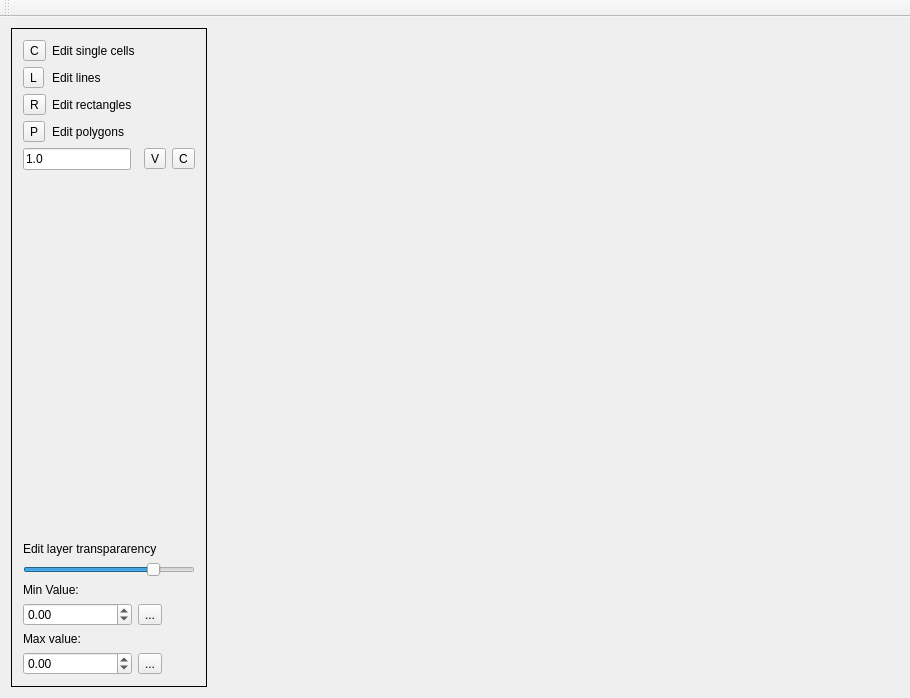
The window that mainwindow.ui (vjetten/MapEdit) describes before a commit, drawn with Qt 5.
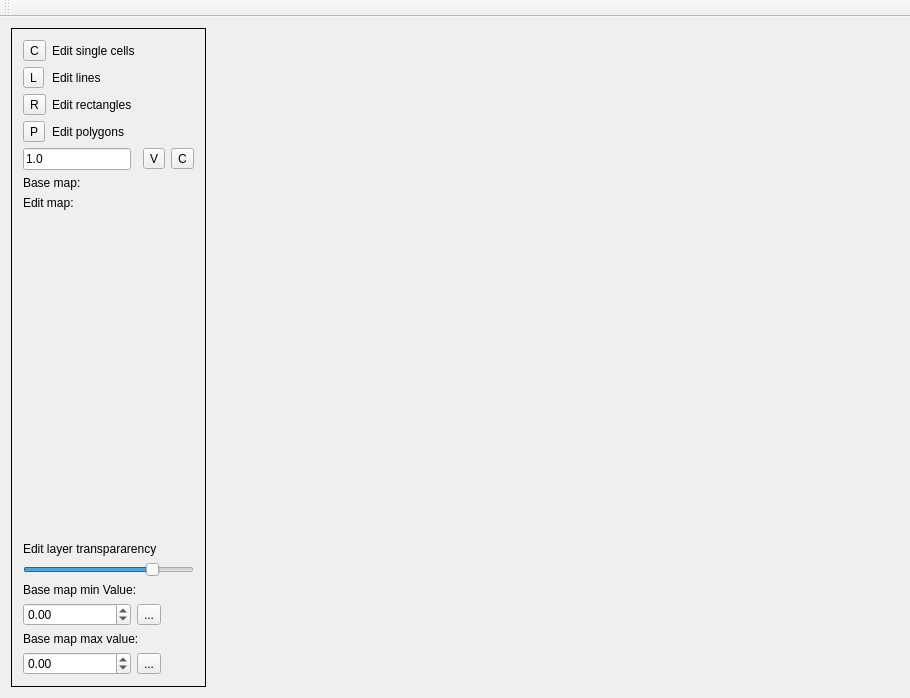
The same window after the commit. Icons and pictures are not drawn.

The edit to the form file:
```diff
--- a/mainwindow.ui
+++ b/mainwindow.ui
@@ -15,6 +15,40 @@
   </property>
   <widget class="QWidget" name="centralWidget">
    <layout class="QGridLayout" name="gridLayout_3">
+    <item row="0" column="1">
+     <widget class="QFrame" name="frame_2">
+      <property name="frameShape">
+       <enum>QFrame::NoFrame</enum>
+      </property>
+      <property name="frameShadow">
+       <enum>QFrame::Plain</enum>
+      </property>
+      <layout class="QGridLayout" name="gridLayout_2">
+       <property name="leftMargin">
+        <number>1</number>
+       </property>
+       <property name="topMargin">
+        <number>1</number>
+       </property>
+       <property name="rightMargin">
+        <number>1</number>
+       </property>
+       <property name="bottomMargin">
+        <number>1</number>
+       </property>
+       <property name="spacing">
+        <number>1</number>
+       </property>
+       <item row="0" column="0">
+        <layout class="QHBoxLayout" name="layout_Map">
+         <property name="spacing">
+          <number>0</number>
+         </property>
+        </layout>
+       </item>
+      </layout>
+     </widget>
+    </item>
     <item row="0" column="0">
      <widget class="QFrame" name="frame">
       <property name="sizePolicy">
@@ -30,6 +64,98 @@
        <enum>QFrame::Plain</enum>
       </property>
       <layout class="QGridLayout" name="gridLayout">
+       <item row="4" column="4">
+        <widget class="QToolButton" name="toolButton_restoreEdit">
+         <property name="toolTip">
+          <string>Restore original values in selection</string>
+         </property>
+         <property name="text">
+          <string>C</string>
+         </property>
+         <property name="icon">
+          <iconset resource="resources/mapedit.qrc">
+           <normaloff>:/reset.png</normaloff>:/reset.png</iconset>
+         </property>
+        </widget>
+       </item>
+       <item row="0" column="0">
+        <widget class="QToolButton" name="toolButton_editCell">
+         <property name="text">
+          <string>C</string>
+         </property>
+         <property name="icon">
+          <iconset resource="resources/mapedit.qrc">
+           <normaloff>:/editcell.png</normaloff>:/editcell.png</iconset>
+         </property>
+         <property name="checkable">
+          <bool>true</bool>
+         </property>
+        </widget>
+       </item>
+       <item row="2" column="0">
+        <widget class="QToolButton" name="toolButton_editRectangle">
+         <property name="text">
+          <string>R</string>
+         </property>
+         <property name="icon">
+          <iconset resource="resources/mapedit.qrc">
+           <normaloff>:/editrect.png</normaloff>:/editrect.png</iconset>
+         </property>
+         <property name="checkable">
+          <bool>true</bool>
+         </property>
+        </widget>
+       </item>
+       <item row="1" column="0">
+        <widget class="QToolButton" name="toolButton_editLine">
+         <property name="text">
+          <string>L</string>
+         </property>
+         <property name="icon">
+          <iconset resource="resources/mapedit.qrc">
+           <normaloff>:/editline.png</normaloff>:/editline.png</iconset>
+         </property>
+         <property name="checkable">
+          <bool>true</bool>
+         </property>
+        </widget>
+       </item>
+       <item row="13" column="2" colspan="2">
+        <widget class="QToolButton" name="toolButtonResetMax">
+         <property name="text">
+          <string>...</string>
+         </property>
+         <property name="icon">
+          <iconset resource="resources/mapedit.qrc">
+           <normaloff>:/reset.png</normaloff>:/reset.png</iconset>
+         </property>
+        </widget>
+       </item>
+       <item row="9" column="0" colspan="5">
+        <widget class="QSlider" name="transparency">
+         <property name="sizePolicy">
+          <sizepolicy hsizetype="Preferred" vsizetype="Fixed">
+           <horstretch>0</horstretch>
+           <verstretch>0</verstretch>
+          </sizepolicy>
+         </property>
+         <property name="minimum">
+          <number>1</number>
+         </property>
+         <property name="maximum">
+          <number>255</number>
+         </property>
+         <property name="value">
+          <number>200</number>
+         </property>
+         <property name="sliderPosition">
+          <number>200</number>
+         </property>
+         <property name="orientation">
+          <enum>Qt::Horizontal</enum>
+         </property>
+        </widget>
+       </item>
        <item row="3" column="0">
         <widget class="QToolButton" name="toolButton_editPolygon">
          <property name="text">
@@ -44,6 +170,49 @@
          </property>
         </widget>
        </item>
+       <item row="7" column="0">
+        <spacer name="verticalSpacer">
+         <property name="orientation">
+          <enum>Qt::Vertical</enum>
+         </property>
+         <property name="sizeHint" stdset="0">
+          <size>
+           <width>20</width>
+           <height>40</height>
+          </size>
+         </property>
+        </spacer>
+       </item>
+       <item row="11" column="2" colspan="2">
+        <widget class="QToolButton" name="toolButtonResetMin">
+         <property name="text">
+          <string>...</string>
+         </property>
+         <property name="icon">
+          <iconset resource="resources/mapedit.qrc">
+           <normaloff>:/reset.png</normaloff>:/reset.png</iconset>
+         </property>
+        </widget>
+       </item>
+       <item row="11" column="0" colspan="2">
+        <widget class="QDoubleSpinBox" name="spinMinV">
+         <property name="sizePolicy">
+          <sizepolicy hsizetype="Preferred" vsizetype="Fixed">
+           <horstretch>0</horstretch>
+           <verstretch>0</verstretch>
+          </sizepolicy>
+         </property>
+         <property name="minimum">
+          <double>-1000000000.000000000000000</double>
+         </property>
+         <property name="maximum">
+          <double>1000000000.000000000000000</double>
+         </property>
+         <property name="singleStep">
+          <double>0.010000000000000</double>
+         </property>
+        </widget>
+       </item>
        <item row="4" column="3">
         <widget class="QToolButton" name="toolButton_doEdit">
          <property name="toolTip">
@@ -58,18 +227,61 @@
          </property>
         </widget>
        </item>
-       <item row="11" column="2" colspan="2">
-        <widget class="QToolButton" name="toolButtonResetMax">
+       <item row="13" column="0" colspan="2">
+        <widget class="QDoubleSpinBox" name="spinMaxV">
+         <property name="sizePolicy">
+          <sizepolicy hsizetype="Preferred" vsizetype="Fixed">
+           <horstretch>0</horstretch>
+           <verstretch>0</verstretch>
+          </sizepolicy>
+         </property>
+         <property name="minimum">
+          <double>-1000000000.000000000000000</double>
+         </property>
+         <property name="maximum">
+          <double>1000000000.000000000000000</double>
+         </property>
+         <property name="singleStep">
+          <double>0.010000000000000</double>
+         </property>
+        </widget>
+       </item>
+       <item row="5" column="0" colspan="5">
+        <widget class="QLabel" name="label_base">
          <property name="text">
-          <string>...</string>
+          <string>Base map:</string>
          </property>
-         <property name="icon">
-          <iconset resource="resources/mapedit.qrc">
-           <normaloff>:/reset.png</normaloff>:/reset.png</iconset>
+        </widget>
+       </item>
+       <item row="6" column="0" colspan="5">
+        <widget class="QLabel" name="label_edit">
+         <property name="text">
+          <string>Edit map:</string>
          </property>
         </widget>
        </item>
-       <item row="4" column="0" colspan="3">
+       <item row="10" column="0" colspan="5">
+        <widget class="QLabel" name="label">
+         <property name="text">
+          <string>Base map min Value:</string>
+         </property>
+        </widget>
+       </item>
+       <item row="12" column="0" colspan="5">
+        <widget class="QLabel" name="label_2">
+         <property name="text">
+          <string>Base map max value:</string>
+         </property>
+        </widget>
+       </item>
+       <item row="8" column="0" colspan="5">
+        <widget class="QLabel" name="label_7">
+         <property name="text">
+          <string>Edit layer transpararency</string>
+         </property>
+        </widget>
+       </item>
+       <item row="4" column="0" colspan="2">
         <widget class="QLineEdit" name="lineEdit_Value">
          <property name="sizePolicy">
           <sizepolicy hsizetype="Fixed" vsizetype="Fixed">
@@ -88,50 +300,7 @@
          </property>
         </widget>
        </item>
-       <item row="1" column="0">
-        <widget class="QToolButton" name="toolButton_editLine">
-         <property name="text">
-          <string>L</string>
-         </property>
-         <property name="icon">
-          <iconset resource="resources/mapedit.qrc">
-           <normaloff>:/editline.png</normaloff>:/editline.png</iconset>
-         </property>
-         <property name="checkable">
-          <bool>true</bool>
-         </property>
-        </widget>
-       </item>
-       <item row="0" column="1" colspan="2">
-        <widget class="QLabel" name="label_3">
-         <property name="toolTip">
-          <string>left mouse selects a single cell</string>
-         </property>
-         <property name="text">
-          <string>Edit single cells</string>
-         </property>
-        </widget>
-       </item>
-       <item row="11" column="0" colspan="2">
-        <widget class="QDoubleSpinBox" name="spinMaxV">
-         <property name="sizePolicy">
-          <sizepolicy hsizetype="Preferred" vsizetype="Fixed">
-           <horstretch>0</horstretch>
-           <verstretch>0</verstretch>
-          </sizepolicy>
-         </property>
-         <property name="minimum">
-          <double>-1000000000.000000000000000</double>
-         </property>
-         <property name="maximum">
-          <double>1000000000.000000000000000</double>
-         </property>
-         <property name="singleStep">
-          <double>0.010000000000000</double>
-         </property>
-        </widget>
-       </item>
-       <item row="3" column="1">
+       <item row="3" column="1" colspan="4">
         <widget class="QLabel" name="label_6">
          <property name="toolTip">
           <string>left mouse to dgitize, right mouse to end the polygon</string>
@@ -141,20 +310,7 @@
          </property>
         </widget>
        </item>
-       <item row="5" column="0">
-        <spacer name="verticalSpacer">
-         <property name="orientation">
-          <enum>Qt::Vertical</enum>
-         </property>
-         <property name="sizeHint" stdset="0">
-          <size>
-           <width>20</width>
-           <height>40</height>
-          </size>
-         </property>
-        </spacer>
-       </item>
-       <item row="2" column="1">
+       <item row="2" column="1" colspan="4">
         <widget class="QLabel" name="label_5">
          <property name="toolTip">
           <string>click opposite corners</string>
@@ -164,125 +320,7 @@
          </property>
         </widget>
        </item>
-       <item row="8" column="0" colspan="2">
-        <widget class="QLabel" name="label">
-         <property name="text">
-          <string>Min Value:</string>
-         </property>
-        </widget>
-       </item>
-       <item row="9" column="2" colspan="2">
-        <widget class="QToolButton" name="toolButtonResetMin">
-         <property name="text">
-          <string>...</string>
-         </property>
-         <property name="icon">
-          <iconset resource="resources/mapedit.qrc">
-           <normaloff>:/reset.png</normaloff>:/reset.png</iconset>
-         </property>
-        </widget>
-       </item>
-       <item row="4" column="4">
-        <widget class="QToolButton" name="toolButton_restoreEdit">
-         <property name="toolTip">
-          <string>Restore original values in selection</string>
-         </property>
-         <property name="text">
-          <string>C</string>
-         </property>
-         <property name="icon">
-          <iconset resource="resources/mapedit.qrc">
-           <normaloff>:/reset.png</normaloff>:/reset.png</iconset>
-         </property>
-        </widget>
-       </item>
-       <item row="2" column="0">
-        <widget class="QToolButton" name="toolButton_editRectangle">
-         <property name="text">
-          <string>R</string>
-         </property>
-         <property name="icon">
-          <iconset resource="resources/mapedit.qrc">
-           <normaloff>:/editrect.png</normaloff>:/editrect.png</iconset>
-         </property>
-         <property name="checkable">
-          <bool>true</bool>
-         </property>
-        </widget>
-       </item>
-       <item row="9" column="0" colspan="2">
-        <widget class="QDoubleSpinBox" name="spinMinV">
-         <property name="sizePolicy">
-          <sizepolicy hsizetype="Preferred" vsizetype="Fixed">
-           <horstretch>0</horstretch>
-           <verstretch>0</verstretch>
-          </sizepolicy>
-         </property>
-         <property name="minimum">
-          <double>-1000000000.000000000000000</double>
-         </property>
-         <property name="maximum">
-          <double>1000000000.000000000000000</double>
-         </property>
-         <property name="singleStep">
-          <double>0.010000000000000</double>
-         </property>
-        </widget>
-       </item>
-       <item row="0" column="0">
-        <widget class="QToolButton" name="toolButton_editCell">
-         <property name="text">
-          <string>C</string>
-         </property>
-         <property name="icon">
-          <iconset resource="resources/mapedit.qrc">
-           <normaloff>:/editcell.png</normaloff>:/editcell.png</iconset>
-         </property>
-         <property name="checkable">
-          <bool>true</bool>
-         </property>
-        </widget>
-       </item>
-       <item row="7" column="0" colspan="5">
-        <widget class="QSlider" name="transparency">
-         <property name="sizePolicy">
-          <sizepolicy hsizetype="Preferred" vsizetype="Fixed">
-           <horstretch>0</horstretch>
-           <verstretch>0</verstretch>
-          </sizepolicy>
-         </property>
-         <property name="minimum">
-          <number>1</number>
-         </property>
-         <property name="maximum">
-          <number>255</number>
-         </property>
-         <property name="value">
-          <number>200</number>
-         </property>
-         <property name="sliderPosition">
-          <number>200</number>
-         </property>
-         <property name="orientation">
-          <enum>Qt::Horizontal</enum>
-         </property>
-        </widget>
-       </item>
-       <item row="10" column="0" colspan="2">
-        <widget class="QLabel" name="label_2">
-         <property name="text">
-          <string>Max value:</string>
-         </property>
-        </widget>
-       </item>
-       <item row="6" column="0" colspan="4">
-        <widget class="QLabel" name="label_7">
-         <property name="text">
-          <string>Edit layer transpararency</string>
-         </property>
-        </widget>
-       </item>
-       <item row="1" column="1">
+       <item row="1" column="1" colspan="4">
         <widget class="QLabel" name="label_4">
          <property name="toolTip">
           <string>left mouse to digitize , right mouse to end the line</string>
@@ -292,39 +330,15 @@
          </property>
         </widget>
        </item>
-      </layout>
-     </widget>
-    </item>
-    <item row="0" column="1">
-     <widget class="QFrame" name="frame_2">
-      <property name="frameShape">
-       <enum>QFrame::NoFrame</enum>
-      </property>
-      <property name="frameShadow">
-       <enum>QFrame::Plain</enum>
-      </property>
-      <layout class="QGridLayout" name="gridLayout_2">
-       <property name="leftMargin">
-        <number>1</number>
-       </property>
-       <property name="topMargin">
-        <number>1</number>
-       </property>
-       <property name="rightMargin">
-        <number>1</number>
-       </property>
-       <property name="bottomMargin">
-        <number>1</number>
-       </property>
-       <property name="spacing">
-        <number>1</number>
-       </property>
-       <item row="0" column="0">
-        <layout class="QHBoxLayout" name="layout_Map">
-         <property name="spacing">
-          <number>0</number>
+       <item row="0" column="1" colspan="4">
+        <widget class="QLabel" name="label_3">
+         <property name="toolTip">
+          <string>left mouse selects a single cell</string>
          </property>
-        </layout>
+         <property name="text">
+          <string>Edit single cells</string>
+         </property>
+        </widget>
        </item>
       </layout>
      </widget>
```
